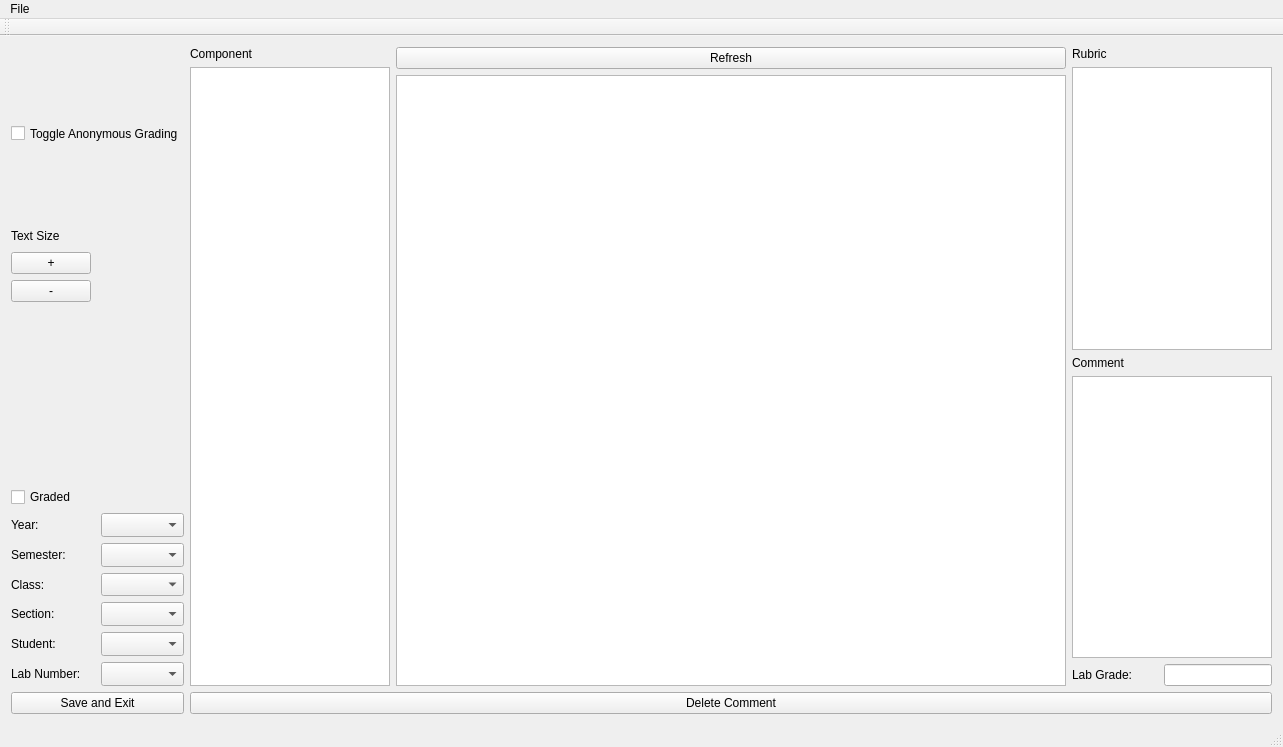
First picture: the form in repo_project/MainMenuGUI/mainmenugui.ui, repository tokorealand/CS205, before the edit.
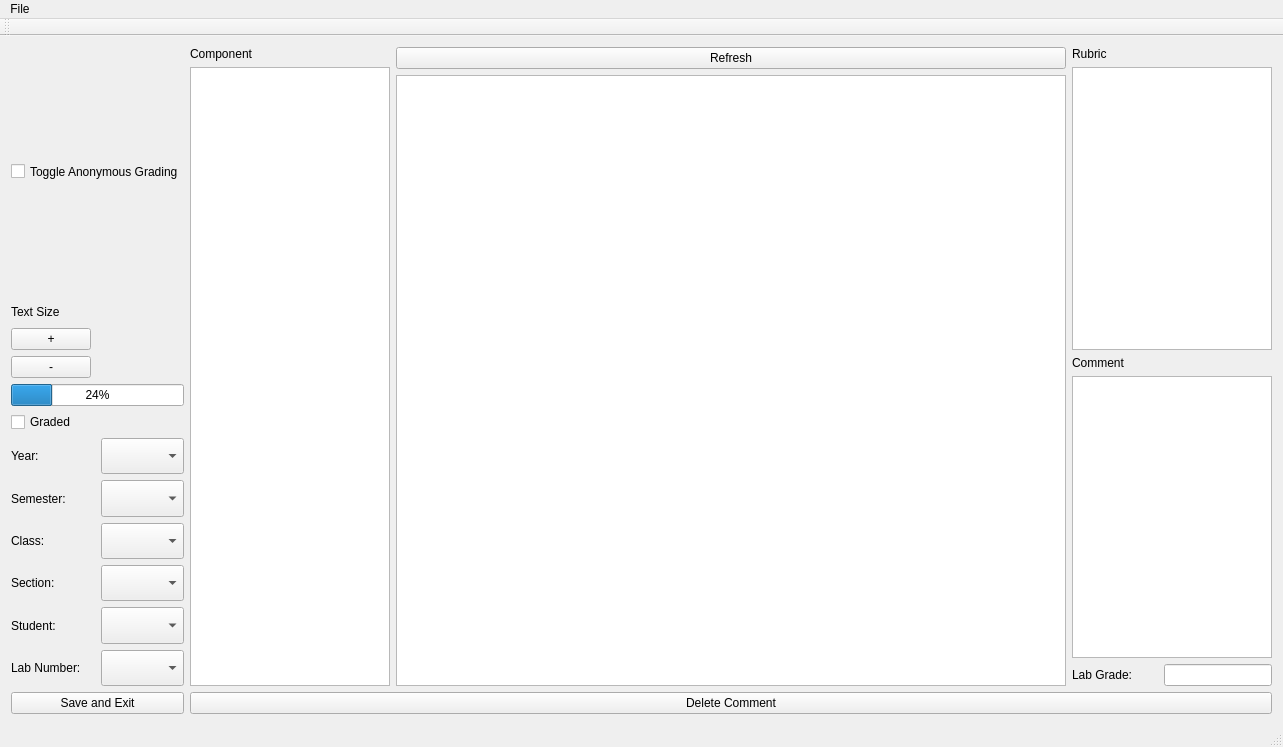
Second picture: the form after the edit.

Commit message: Added a progress bar and some graded checking methods

```diff
--- a/repo_project/MainMenuGUI/mainmenugui.ui
+++ b/repo_project/MainMenuGUI/mainmenugui.ui
@@ -516,6 +516,25 @@
       </property>
      </widget>
     </item>
+    <item row="4" column="0">
+     <widget class="QProgressBar" name="progressBar">
+      <property name="sizePolicy">
+       <sizepolicy hsizetype="Fixed" vsizetype="Fixed">
+        <horstretch>0</horstretch>
+        <verstretch>0</verstretch>
+       </sizepolicy>
+      </property>
+      <property name="maximumSize">
+       <size>
+        <width>190</width>
+        <height>16777215</height>
+       </size>
+      </property>
+      <property name="value">
+       <number>24</number>
+      </property>
+     </widget>
+    </item>
    </layout>
   </widget>
   <widget class="QMenuBar" name="menuBar">
```
The commit also changes 8 other files.
